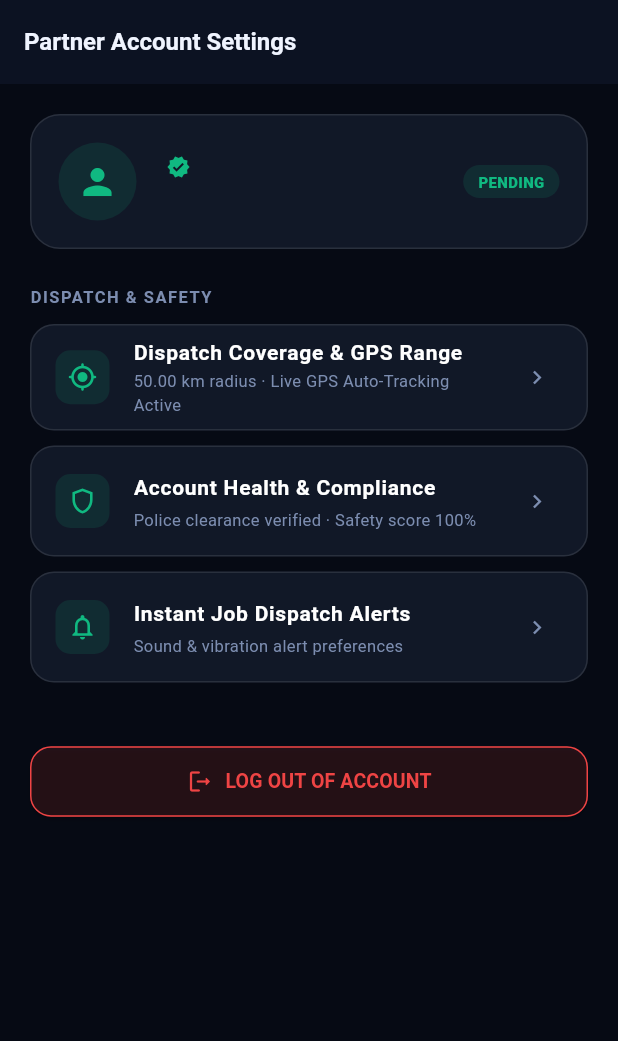
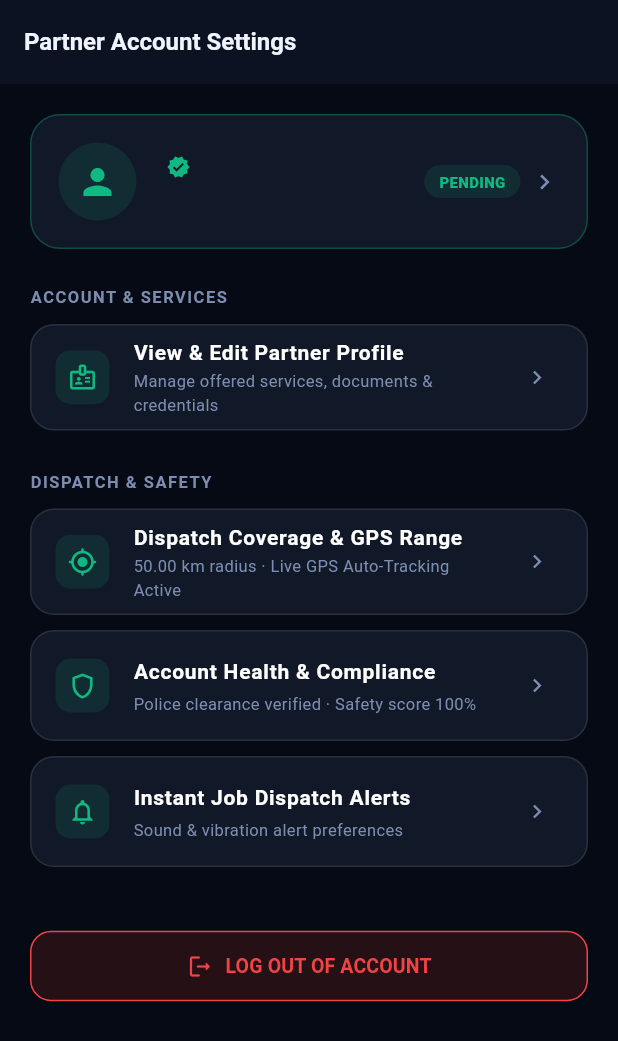
Before and after one commit to devwithanandhukannan/lumo_professional_Flutterapp, a Flutter app: the ProSettingsScreen screen opened directly with empty values, on a phone screen of 412 x 824 dp. Shown: the top 1041 px of the screen. Run offline on Flutter 3.47's test engine with Material 3 defaults, Android fonts, the phone set to English and light mode, and no system bars; our stand-ins replace file_picker, geolocator, google_maps_flutter, image_picker, shared_preferences; accounts and stored records are empty.

Commit message:
feat: enable navigation to profile screen from settings and add partner profile menu item

```diff
--- a/lib/features/profile/pro_settings_screen.dart
+++ b/lib/features/profile/pro_settings_screen.dart
@@ -1,8 +1,8 @@
 import 'package:flutter/material.dart';
+import '../../core/storage/pro_session_storage.dart';
 import '../../core/theme/pro_theme.dart';
 import '../health/pro_account_health_screen.dart';
-
-import '../../core/storage/pro_session_storage.dart';
+import 'pro_profile_screen.dart';
 
 class ProSettingsScreen extends StatelessWidget {
   final VoidCallback onLogout;
@@ -28,12 +28,19 @@ class ProSettingsScreen extends StatelessWidget {
           crossAxisAlignment: CrossAxisAlignment.stretch,
           children: [
             // Account Profile Header Card
-            Container(
+            GestureDetector(
+              onTap: () {
+                Navigator.push(
+                  context,
+                  MaterialPageRoute(builder: (_) => ProProfileScreen(onLogout: onLogout)),
+                );
+              },
+              child: Container(
                 padding: const EdgeInsets.all(18),
                 decoration: BoxDecoration(
                   color: ProColors.cardBg,
                   borderRadius: BorderRadius.circular(20),
-                border: Border.all(color: ProColors.border),
+                  border: Border.all(color: ProColors.primary.withAlpha(80)),
                 ),
                 child: Row(
                   children: [
@@ -65,11 +72,29 @@ class ProSettingsScreen extends StatelessWidget {
                       decoration: BoxDecoration(color: ProColors.primarySoft, borderRadius: BorderRadius.circular(12)),
                       child: Text(status, style: const TextStyle(fontSize: 10, fontWeight: FontWeight.w800, color: ProColors.primary)),
                     ),
+                    const SizedBox(width: 6),
+                    const Icon(Icons.chevron_right, color: ProColors.textMuted, size: 20),
                   ],
+                ),
               ),
             ),
             const SizedBox(height: 24),
 
+            const Text('ACCOUNT & SERVICES', style: ProText.label),
+            const SizedBox(height: 10),
+            _SettingTile(
+              icon: Icons.badge_outlined,
+              title: 'View & Edit Partner Profile',
+              subtitle: 'Manage offered services, documents & credentials',
+              onTap: () {
+                Navigator.push(
+                  context,
+                  MaterialPageRoute(builder: (_) => ProProfileScreen(onLogout: onLogout)),
+                );
+              },
+            ),
+
+            const SizedBox(height: 16),
             const Text('DISPATCH & SAFETY', style: ProText.label),
             const SizedBox(height: 10),
             _SettingTile(
```
Lines whose indentation alone changed are shown as unchanged.
